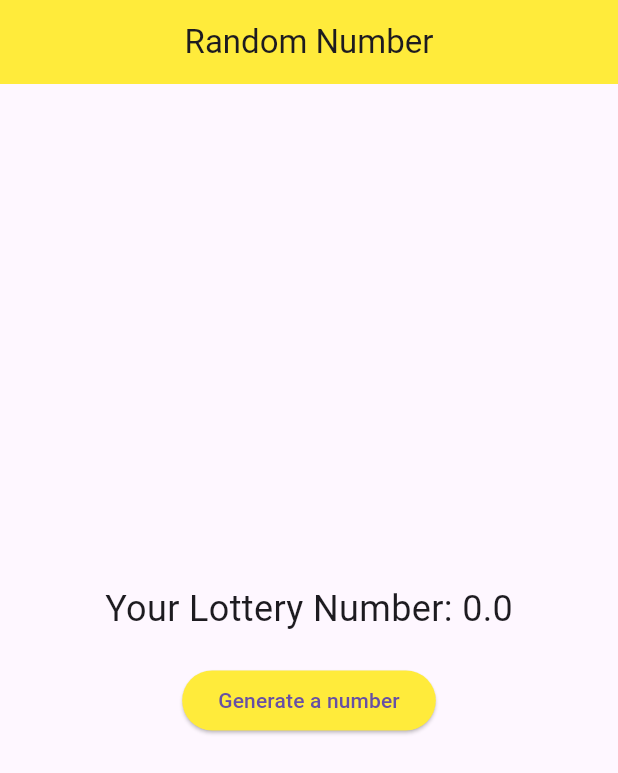
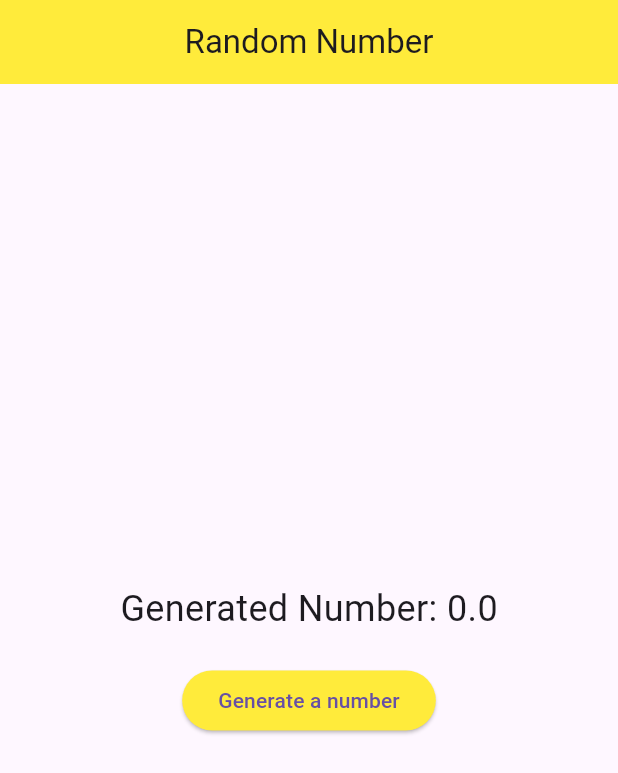
Before and after one commit to HasanJuned/testing2, a Flutter app: the screen it shows after launch, on a phone screen of 412 x 824 dp. Shown: the top 773 px of the screen. Run offline on Flutter 3.47's test engine with Material 3 defaults, Android fonts, the phone set to English and light mode, and no system bars; our stand-ins replace get.

Commit message:
random number generator app

```diff
--- a/lib/main.dart
+++ b/lib/main.dart
@@ -39,7 +39,7 @@ class LotteryView extends StatelessWidget {
             GetBuilder<RandomNumberGeneratorController>(
               builder: (randomNumberGeneratorController) {
                 return Text(
-                  'Your Lottery Number: ${randomNumberGeneratorController.randomNumber}',
+                  'Generated Number: ${randomNumberGeneratorController.randomNumber}',
                   style: const TextStyle(fontSize: 24),
                 );
               }
```
